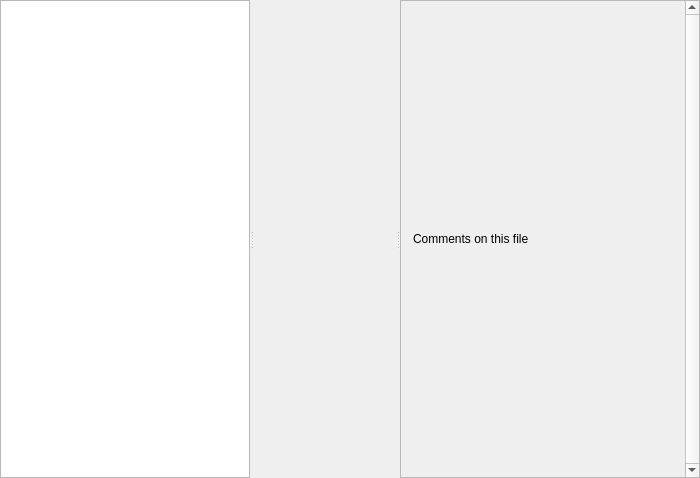
Old version of the form TurboGrade/ui/codeview.ui in the repository wassgha/TurboGrade.
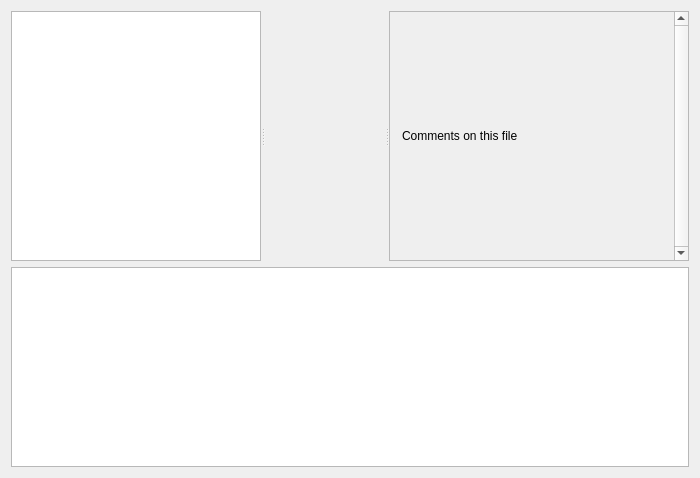
New version of the form. Icons and pictures are not drawn. Custom widgets are drawn as their Qt base class.

Commit message: Added Terminal to code view

The edit to the form file:
```diff
--- a/TurboGrade/ui/codeview.ui
+++ b/TurboGrade/ui/codeview.ui
@@ -62,19 +62,11 @@
 </string>
   </property>
   <layout class="QGridLayout" name="gridLayout">
-   <property name="leftMargin">
-    <number>0</number>
-   </property>
-   <property name="topMargin">
-    <number>0</number>
-   </property>
-   <property name="rightMargin">
-    <number>0</number>
-   </property>
-   <property name="bottomMargin">
-    <number>0</number>
-   </property>
    <item row="0" column="0">
+    <widget class="QSplitter" name="splitter_2">
+     <property name="orientation">
+      <enum>Qt::Vertical</enum>
+     </property>
     <widget class="QSplitter" name="splitter">
      <property name="orientation">
       <enum>Qt::Horizontal</enum>
@@ -154,7 +146,7 @@
          <x>8</x>
          <y>0</y>
          <width>284</width>
-         <height>478</height>
+          <height>244</height>
         </rect>
        </property>
        <property name="minimumSize">
@@ -183,6 +175,17 @@
        </layout>
       </widget>
      </widget>
+     </widget>
+    </widget>
+   </item>
+   <item row="1" column="0">
+    <widget class="QTextEdit" name="terminal">
+     <property name="maximumSize">
+      <size>
+       <width>16777215</width>
+       <height>200</height>
+      </size>
+     </property>
     </widget>
    </item>
   </layout>
```
Left out of the diff: 10 changed lines with no effect on the pictures. Lines whose indentation alone changed are shown as unchanged. The commit also changes 4 other files.
